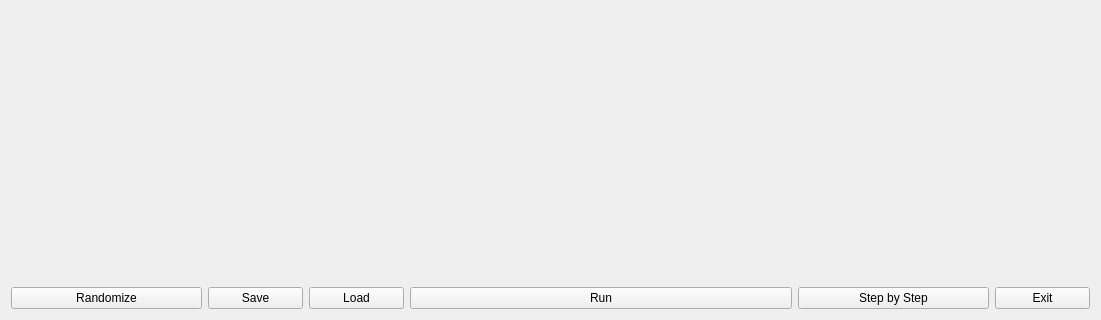
Above: HyperCube_Scheduler/HyperCube_Scheduler.ui from JC-labs/HyperCube_Scheduler before the change; both pictures show x 0 to 1101 and y 158 to 478 of the 1101 by 478 pixel window. Below: the same form after it.
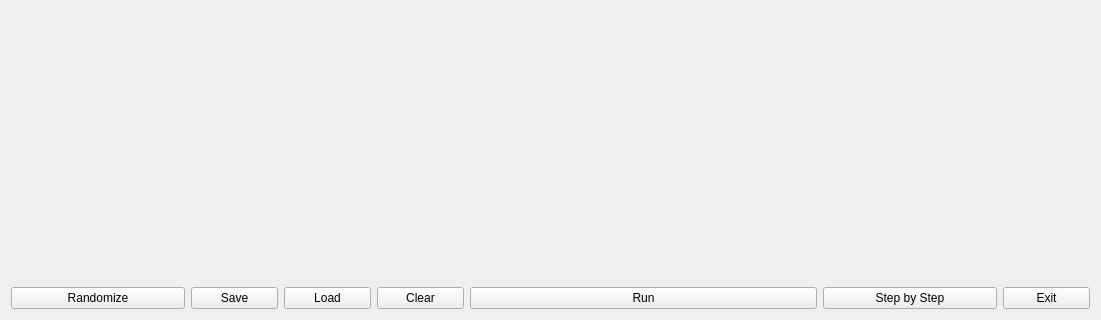
That is the form after the change.

Commit message: Graph clear button was implemented.

```diff
--- a/HyperCube_Scheduler/HyperCube_Scheduler.ui
+++ b/HyperCube_Scheduler/HyperCube_Scheduler.ui
@@ -18,7 +18,7 @@
     <layout class="QHBoxLayout" name="layout"/>
    </item>
    <item>
-    <layout class="QHBoxLayout" name="horizontalLayout" stretch="2,1,1,4,2,1">
+    <layout class="QHBoxLayout" name="horizontalLayout" stretch="2,1,1,1,4,2,1">
      <item>
       <widget class="QPushButton" name="randomize">
        <property name="text">
@@ -40,6 +40,13 @@
        </property>
       </widget>
      </item>
+     <item>
+      <widget class="QPushButton" name="clear">
+       <property name="text">
+        <string>Clear</string>
+       </property>
+      </widget>
+     </item>
      <item>
       <widget class="QPushButton" name="run">
        <property name="text">
```
The commit also changes 3 other files.
